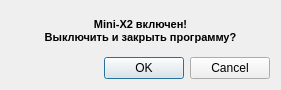
First picture: the form in ui/WarningUIDesign.ui, repository AVSidorov/FT2SXR, before the edit.
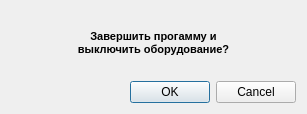
Second picture: the form after the edit.

Commit message: sizePolicy changed, widgets has adjustable size

The edit to the form file:
```diff
--- a/ui/WarningUIDesign.ui
+++ b/ui/WarningUIDesign.ui
@@ -6,10 +6,22 @@
    <rect>
     <x>0</x>
     <y>0</y>
-    <width>281</width>
-    <height>90</height>
+    <width>307</width>
+    <height>114</height>
    </rect>
   </property>
+  <property name="sizePolicy">
+   <sizepolicy hsizetype="Expanding" vsizetype="Expanding">
+    <horstretch>0</horstretch>
+    <verstretch>0</verstretch>
+   </sizepolicy>
+  </property>
+  <property name="minimumSize">
+   <size>
+    <width>200</width>
+    <height>100</height>
+   </size>
+  </property>
   <property name="windowTitle">
    <string>Warning</string>
   </property>
@@ -17,6 +29,9 @@
    <number>-1</number>
   </property>
   <layout class="QVBoxLayout" name="verticalLayout">
+   <property name="sizeConstraint">
+    <enum>QLayout::SetMaximumSize</enum>
+   </property>
    <item>
     <widget class="QLabel" name="label">
      <property name="font">
@@ -29,8 +44,8 @@
       </font>
      </property>
      <property name="text">
-      <string>Mini-X2 включен!
-Выключить и закрыть программу?</string>
+      <string>Завершить прогамму и 
+выключить оборудование?</string>
      </property>
      <property name="alignment">
       <set>Qt::AlignCenter</set>
```
Left out of the diff: 8 changed lines with no effect on the pictures. The commit also changes 32 other files.
